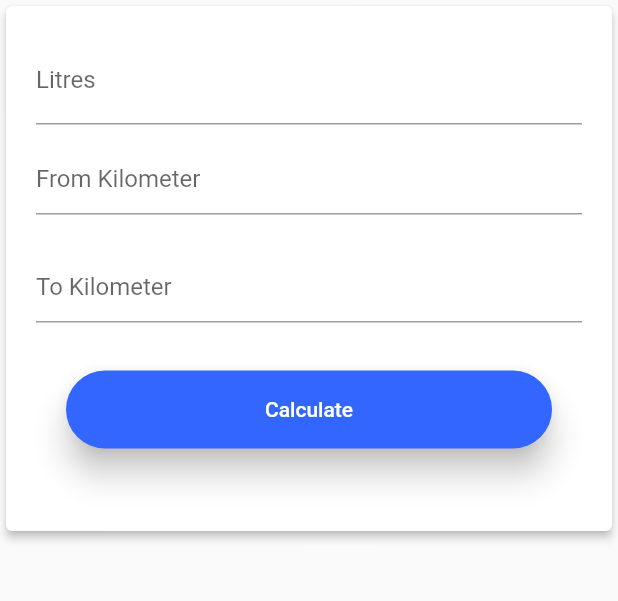
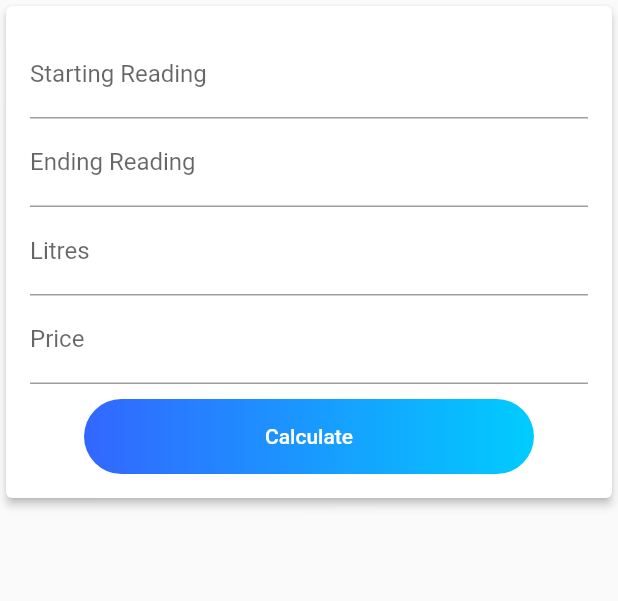
Before and after one commit to Fluttarr/mileage-calc, a Flutter app: the screen it shows after launch, on a phone screen of 412 x 824 dp, the part 99-700 px from its top. Run offline on Flutter 3.47's test engine with Material 2 defaults, Android fonts, the phone set to English and light mode, and no system bars; Roboto replaces fonts that are missing (Poppins).

Commit message:
chore(home): add state and print output

```diff
--- a/lib/pages/home.dart
+++ b/lib/pages/home.dart
@@ -1,6 +1,36 @@
 import 'package:flutter/material.dart';
 
-class HomePage extends StatelessWidget {
+class HomePage extends StatefulWidget {
+  const HomePage({Key key}) : super(key: key);
+
+  @override
+  HomePageState createState() => new HomePageState();
+}
+
+class HomePageState extends State<HomePage> {
+  String firstname;
+  String lastname;
+  String emailId;
+  String mobileno;
+  final scaffoldKey = new GlobalKey<ScaffoldState>();
+  final formKey = new GlobalKey<FormState>();
+
+  void _submit() {
+    if (this.formKey.currentState.validate()) {
+      formKey.currentState.save();
+    } else {
+      return null;
+    }
+    print(firstname);
+    print(lastname);
+    print(mobileno);
+    print(emailId);
+    // var employee = Employee(firstname, lastname, mobileno, emailId);
+    // var dbHelper = DBHelper();
+    // dbHelper.saveEmployee(employee);
+    // _showSnackBar("Data saved successfully");
+  }
+
   @override
   Widget build(BuildContext context) {
     // TODO: implement build
@@ -8,69 +38,66 @@ class HomePage extends StatelessWidget {
     return new Card(
       elevation: 2.5,
       color: Colors.white,
-      child: new SizedBox(
-          height: 350.0,
-          child: new Container(
+      child: new Padding(
+        padding: const EdgeInsets.all(16.0),
+        child: new Form(
+          key: formKey,
+          child: new Column(
+            children: [
+              new TextFormField(
+                keyboardType: TextInputType.number,
+                decoration: new InputDecoration(labelText: 'Starting Reading'),
+                validator: (val) =>
+                    val.length == 0 ? "Enter Starting Reading" : null,
+                onSaved: (val) => this.firstname = val,
+              ),
+              new TextFormField(
+                keyboardType: TextInputType.number,
+                decoration: new InputDecoration(labelText: 'Ending Reading'),
+                validator: (val) =>
+                    val.length == 0 ? 'Enter Ending Reading' : null,
+                onSaved: (val) => this.lastname = val,
+              ),
+              new TextFormField(
+                keyboardType: TextInputType.number,
+                decoration: new InputDecoration(labelText: 'Litres'),
+                validator: (val) => val.length == 0 ? 'Enter Litres' : null,
+                onSaved: (val) => this.mobileno = val,
+              ),
+              new TextFormField(
+                keyboardType: TextInputType.number,
+                decoration: new InputDecoration(labelText: 'Price'),
+                validator: (val) => val.length == 0 ? 'Price' : null,
+                onSaved: (val) => this.emailId = val,
+              ),
+              new Container(
+                width: 300.0,
+                height: 50.0,
                 decoration: new BoxDecoration(
+                  borderRadius: new BorderRadius.circular(30.0),
                   gradient: new LinearGradient(
-                    // new
-                    // Where the linear gradient begins and ends
                       colors: [
-                      const Color(0xFFF),
-                      const Color(0xFFF),
+                        const Color(0xFF3366FF),
+                        const Color(0xFF00CCFF)
                       ],
                       begin: const FractionalOffset(0.0, 0.0),
                       end: const FractionalOffset(1.0, 0.0),
                       stops: [0.0, 1.0],
                       tileMode: TileMode.clamp),
                 ),
-              padding: EdgeInsets.all(20.0),
-              child: Form(
-                child: new ListView(
-                  children: <Widget>[
-                    new TextFormField(
-                      keyboardType: TextInputType.number,
-                      decoration: new InputDecoration(
-                          fillColor: Colors.black,
-                          hintText: 'No. of litres',
-                          labelText: 'Litres'),
-                    ),
-                    new Padding(
-                        padding: EdgeInsets.fromLTRB(0.0, 12.0, 0.0, 12.0),
-                        child: new TextFormField(
-                          keyboardType: TextInputType.number,
-                          decoration: new InputDecoration(
-                            hintText: 'From Kilometer',
-                          ),
-                        )),
-                    new Padding(
-                        padding: EdgeInsets.fromLTRB(0.0, 12.0, 0.0, 12.0),
-                        child: new TextFormField(
-                          keyboardType: TextInputType.number,
-                          decoration:
-                              new InputDecoration(hintText: 'To Kilometer'),
-                        )),
-                    new Padding(
-                        padding: EdgeInsets.all(20.0),
-                        child: new RaisedButton(
-                            color: const Color(0xFF3366FF),
-                            padding: EdgeInsets.fromLTRB(0.0, 18.0, 0.0, 18.0),
-                            elevation: 9.0,
+                margin: const EdgeInsets.only(top: 10.0),
+                child: new FlatButton(
                   textColor: Colors.white,
-                            child: new Text("Calculate"),
                   shape: new RoundedRectangleBorder(
                       borderRadius: new BorderRadius.circular(30.0)),
-                            onPressed: () {
-                              showDialog(
-                                  context: context,
-                                  builder: (_) => new AlertDialog(
-                                        title: new Text("Hey"),
-                                        content: new Text("Nothing Here"),
-                                      ));
-                            }))
+                  onPressed: _submit,
+                  child: new Text('Calculate'),
+                ),
+              )
             ],
           ),
-              ))),
+        ),
+      ),
     );
   }
 }
--- a/pubspec.yaml
+++ b/pubspec.yaml
@@ -2,13 +2,13 @@ name: mileage_calculator
 description: A new Flutter project.
 
 dependencies:
+
   flutter:
     sdk: flutter
 
   # The following adds the Cupertino Icons font to your application.
   # Use with the CupertinoIcons class for iOS style icons.
   cupertino_icons: ^0.1.2
-
 dev_dependencies:
   flutter_test:
     sdk: flutter
```
Also changed, not shown: lib/controllers/form_submit.dart (added, +9 -0 lines). Lines whose indentation alone changed are shown as unchanged.
